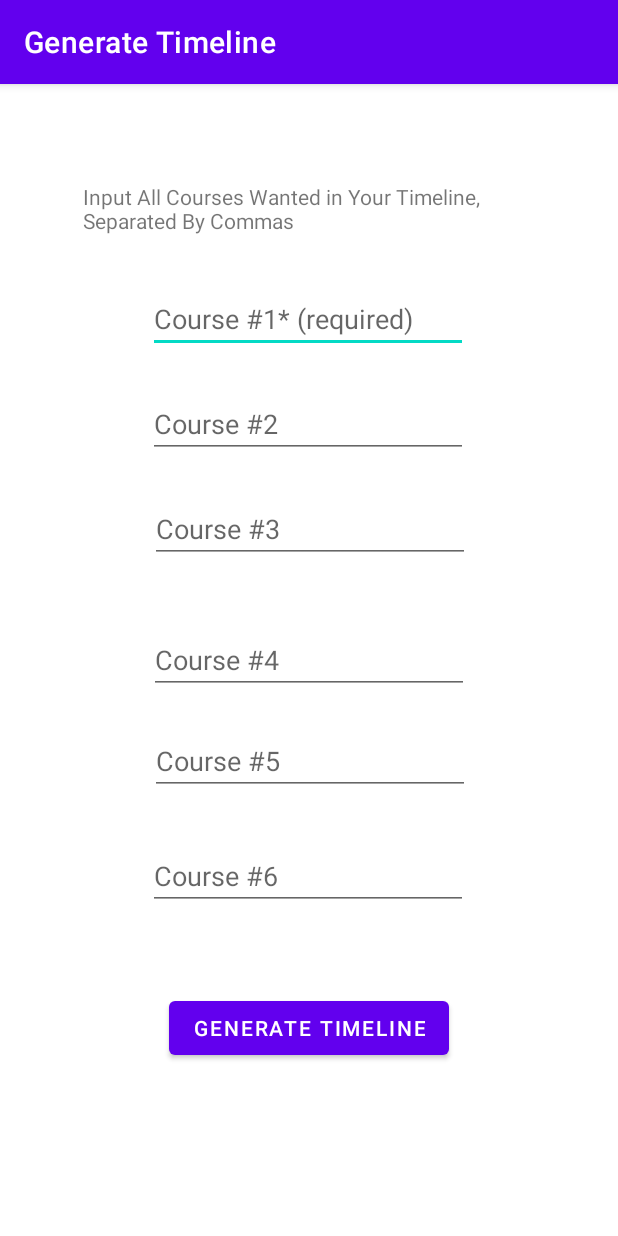
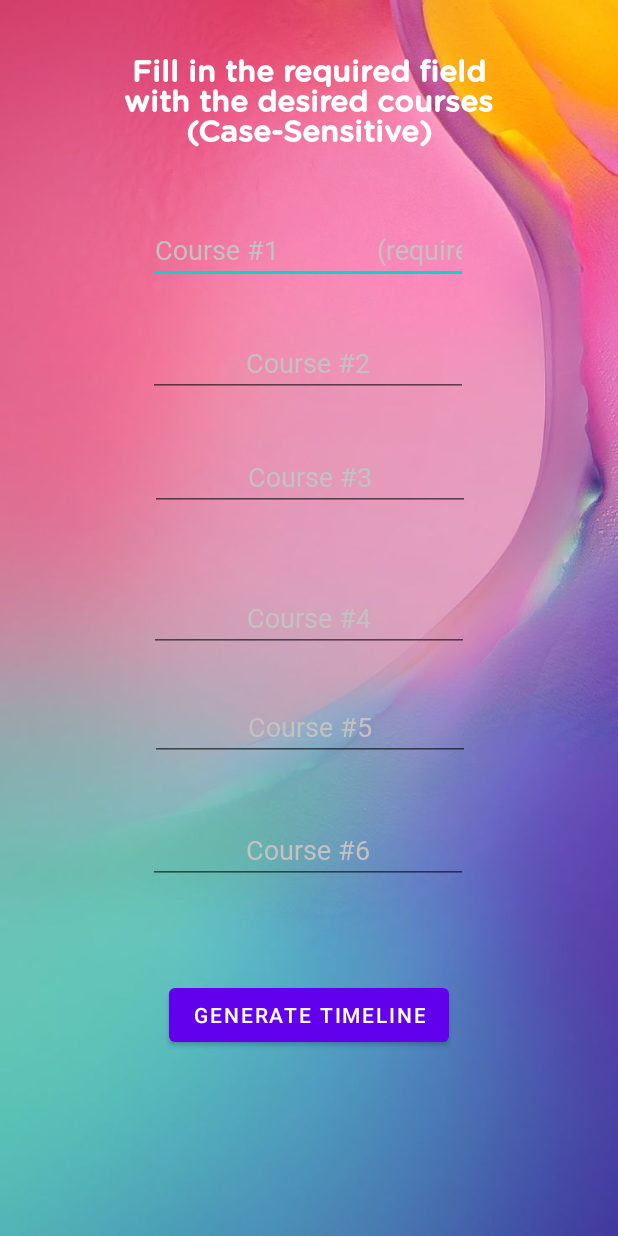
Before and after one commit to mohammadqassim12/B07Porject, an Android app: the generate_timeline screen opened directly, with no data from a screen before it, on a phone screen of 412 x 824 dp. Run offline under Robolectric (Android 15) with nearby library versions, the phone set to English and light mode, and no system bars; our stand-ins replace Firebase (no records; nobody signed in at launch, a user with empty details on screens opened directly).

Commit message:
Updates to UI

```diff
--- a/app/src/main/java/com/example/app/comp_timetable_adapter.java
+++ b/app/src/main/java/com/example/app/comp_timetable_adapter.java
@@ -12,7 +12,7 @@ import java.util.ArrayList;
 
 public class comp_timetable_adapter extends RecyclerView.Adapter<comp_timetable_adapter.courseViewHolder>{
     ArrayList<String> list;
-    String studentID;
+
 
     public static class courseViewHolder extends RecyclerView.ViewHolder {
         private final TextView comp_timetable;
@@ -27,9 +27,9 @@ public class comp_timetable_adapter extends RecyclerView.Adapter<comp_timetable_
         }
 
     }
-    public comp_timetable_adapter( ArrayList<String> list, String studentID) {
+    public comp_timetable_adapter( ArrayList<String> list) {
         this.list = list;
-        this.studentID = studentID;
+
     }
 
     @NonNull
--- a/app/src/main/java/com/example/app/generate_timeline.java
+++ b/app/src/main/java/com/example/app/generate_timeline.java
@@ -11,6 +11,8 @@ import android.util.Log;
 import android.view.LayoutInflater;
 import android.view.View;
 import android.view.ViewGroup;
+import android.view.Window;
+import android.view.WindowManager;
 import android.widget.EditText;
 import android.widget.TextView;
 
@@ -80,6 +82,9 @@ public class generate_timeline extends AppCompatActivity {
     @Override
     public void onCreate(Bundle savedInstanceState) {
         super.onCreate(savedInstanceState);
+        requestWindowFeature(Window.FEATURE_NO_TITLE);
+        this.getWindow().setFlags(WindowManager.LayoutParams.FLAG_FULLSCREEN, WindowManager.LayoutParams.FLAG_FULLSCREEN);
+        getSupportActionBar().hide();
         setContentView(R.layout.fragment_generate_timeline);
         DatabaseReference database = FirebaseDatabase.getInstance().getReference();
 
--- a/app/src/main/res/layout/fragment_generate_timeline.xml
+++ b/app/src/main/res/layout/fragment_generate_timeline.xml
@@ -4,7 +4,8 @@
     xmlns:tools="http://schemas.android.com/tools"
     android:layout_width="match_parent"
     android:layout_height="match_parent"
-    tools:context=".generate_timeline">
+    tools:context=".generate_timeline"
+    android:background="@drawable/course_selection">
 
     <!-- TODO: Update blank fragment layout -->
 
@@ -14,15 +15,21 @@
 
         <TextView
             android:id="@+id/want_course"
-            android:layout_width="300dp"
-            android:layout_height="wrap_content"
+            android:layout_width="320dp"
+            android:layout_height="85dp"
+            android:fontFamily="@font/gotham"
+            android:gravity="center_horizontal"
             android:text="@string/want_course"
+            android:textColor="#FFFFFF"
+            android:textSize="20sp"
+            android:textStyle="bold"
+
             app:layout_constraintBottom_toBottomOf="parent"
             app:layout_constraintEnd_toEndOf="parent"
-            app:layout_constraintHorizontal_bias="0.495"
+            app:layout_constraintHorizontal_bias="0.494"
             app:layout_constraintStart_toStartOf="parent"
             app:layout_constraintTop_toTopOf="parent"
-            app:layout_constraintVertical_bias="0.089" />
+            app:layout_constraintVertical_bias="0.044" />
 
         <Button
             android:id="@+id/generate_timeline"
@@ -40,7 +47,11 @@
             android:layout_width="wrap_content"
             android:layout_height="wrap_content"
             android:ems="10"
-            android:hint="Course #1* (required)"
+            android:hint="Course #1              (required)"
+            android:textColorHint="#C3C1C1"
+            android:fontFamily="@font/calibri"
+            android:textColor="@color/white"
+            android:gravity="center_horizontal"
             android:inputType="textPersonName"
             app:layout_constraintBottom_toBottomOf="parent"
             app:layout_constraintEnd_toEndOf="parent"
@@ -55,6 +66,10 @@
             android:layout_height="wrap_content"
             android:ems="10"
             android:hint="Course #2"
+            android:textColorHint="#C3C1C1"
+            android:fontFamily="@font/calibri"
+            android:textColor="@color/white"
+            android:gravity="center_horizontal"
             android:inputType="textPersonName"
             app:layout_constraintBottom_toBottomOf="parent"
             app:layout_constraintEnd_toEndOf="parent"
@@ -69,6 +84,10 @@
             android:layout_height="wrap_content"
             android:ems="10"
             android:hint="Course #3"
+            android:textColorHint="#C3C1C1"
+            android:fontFamily="@font/calibri"
+            android:textColor="@color/white"
+            android:gravity="center_horizontal"
             android:inputType="textPersonName"
             app:layout_constraintBottom_toBottomOf="parent"
             app:layout_constraintEnd_toEndOf="parent"
@@ -83,6 +102,10 @@
             android:layout_height="wrap_content"
             android:ems="10"
             android:hint="Course #4"
+            android:textColorHint="#C3C1C1"
+            android:fontFamily="@font/calibri"
+            android:textColor="@color/white"
+            android:gravity="center_horizontal"
             android:inputType="textPersonName"
             app:layout_constraintBottom_toBottomOf="parent"
             app:layout_constraintEnd_toEndOf="parent"
@@ -95,6 +118,10 @@
             android:layout_height="wrap_content"
             android:ems="10"
             android:hint="Course #5"
+            android:textColorHint="#C3C1C1"
+            android:fontFamily="@font/calibri"
+            android:textColor="@color/white"
+            android:gravity="center_horizontal"
             android:inputType="textPersonName"
             app:layout_constraintBottom_toBottomOf="parent"
             app:layout_constraintEnd_toEndOf="parent"
@@ -109,6 +136,10 @@
             android:layout_height="wrap_content"
             android:ems="10"
             android:hint="Course #6"
+            android:textColorHint="#C3C1C1"
+            android:fontFamily="@font/calibri"
+            android:textColor="@color/white"
+            android:gravity="center_horizontal"
             android:inputType="textPersonName"
             app:layout_constraintBottom_toBottomOf="parent"
             app:layout_constraintEnd_toEndOf="parent"
--- a/app/src/main/res/values/strings.xml
+++ b/app/src/main/res/values/strings.xml
@@ -33,7 +33,7 @@
     <string name="add_comp_course">Add Completed Course</string>
     <string name="make_timeline">Input Courses to Generate Timeline</string>
 
-    <string name="want_course">Input All Courses Wanted in Your Timeline, Separated By Commas</string>
+    <string name="want_course">Fill in the required field with the desired courses (Case-Sensitive)</string>
     <string name="new_courses">New Courses to Take</string>
     <string name="generate_timeline">Generate Timeline</string>
     <string name="confirm_add">Add to List</string>
```
Also changed, not shown: app/src/main/java/com/example/app/timeline_page.java (+14 -14 lines), app/src/main/res/layout/comp_timetable_item.xml (+5 -2 lines), app/src/main/res/layout/fragment_timeline_page.xml (+12 -22 lines), app/src/main/res/drawable/course_selection.jpeg (added).
